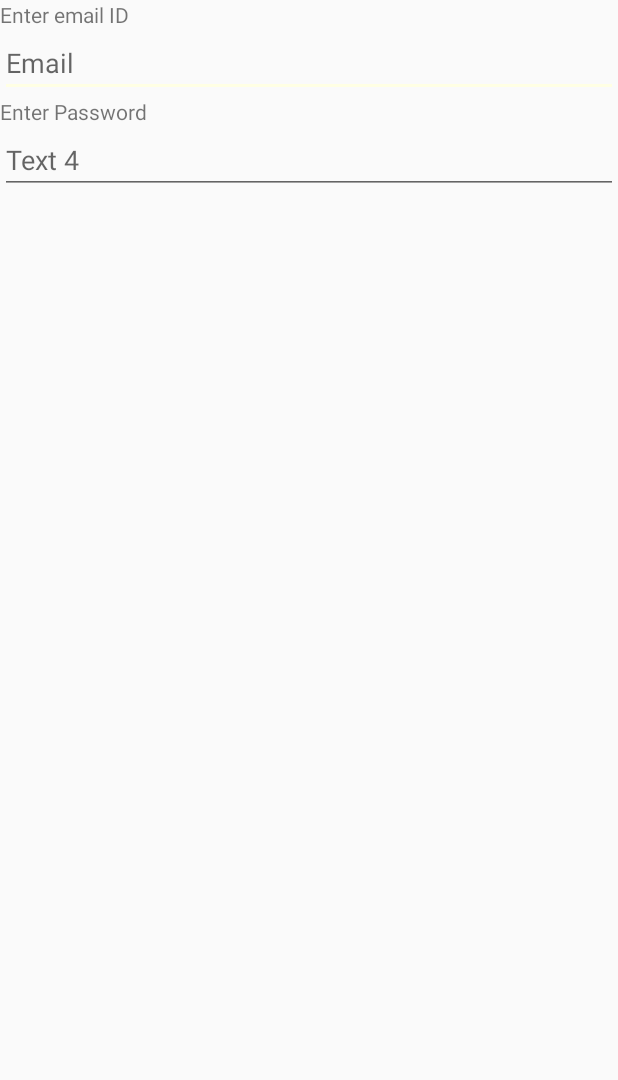
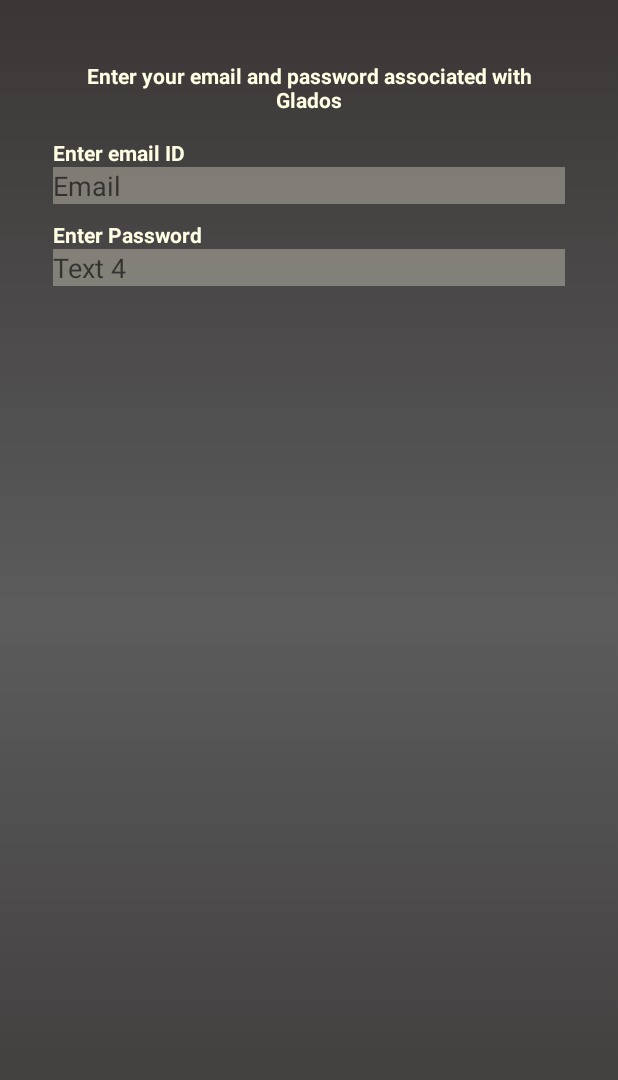
Before and after one commit to Arnie09/GLaD_OS, an Android app: the layout alertlayout.xml on its own in the app's theme, with its tools: preview values and no code run, on a phone screen of 412 x 824 dp. Shown: the top 1080 px of the screen. Run offline under Robolectric (Android 15) with nearby library versions, the phone set to English and light mode, and no system bars.

Commit message:
added the new options menu button for connecting to the raspberry

```diff
--- /dev/null
+++ b/AndroidApp/GLaD_OS/app/src/main/res/drawable/connect.xml
@@ -0,0 +1,5 @@
+<vector android:height="24dp" android:tint="#FFFAFE"
+    android:viewportHeight="24.0" android:viewportWidth="24.0"
+    android:width="24dp" xmlns:android="http://schemas.android.com/apk/res/android">
+    <path android:fillColor="#FF000000" android:pathData="M1,18v3h3c0,-1.66 -1.34,-3 -3,-3zM1,14v2c2.76,0 5,2.24 5,5h2c0,-3.87 -3.13,-7 -7,-7zM19,7L5,7v1.63c3.96,1.28 7.09,4.41 8.37,8.37L19,17L19,7zM1,10v2c4.97,0 9,4.03 9,9h2c0,-6.08 -4.93,-11 -11,-11zM21,3L3,3c-1.1,0 -2,0.9 -2,2v3h2L3,5h18v14h-7v2h7c1.1,0 2,-0.9 2,-2L23,5c0,-1.1 -0.9,-2 -2,-2z"/>
+</vector>
--- a/AndroidApp/GLaD_OS/app/src/main/res/layout/alertlayout.xml
+++ b/AndroidApp/GLaD_OS/app/src/main/res/layout/alertlayout.xml
@@ -1,27 +1,67 @@
 <?xml version="1.0" encoding="utf-8"?>
 <LinearLayout xmlns:android="http://schemas.android.com/apk/res/android"
     android:orientation="vertical" android:layout_width="match_parent"
-    android:layout_height="match_parent">
+    android:layout_height="match_parent"
+    android:background="@drawable/backgnd_grad"
+    android:padding="30dp">
 
     <TextView
         android:layout_width="match_parent"
         android:layout_height="wrap_content"
-        android:text="Enter email ID" />
+        android:text="@string/alertlayout_title"
+        android:textStyle="bold"
+        android:textColor="@color/colorAccent"
+        android:layout_margin="5dp"
+        android:padding="5dp"
+        android:textAlignment="center"/>
+
+    <LinearLayout
+        android:id="@+id/ll1"
+        android:layout_width="match_parent"
+        android:layout_height="wrap_content"
+        android:orientation="vertical"
+        android:padding="5dp">
+
+        <TextView
+            android:layout_width="match_parent"
+            android:layout_height="wrap_content"
+            android:text="Enter email ID"
+            android:textStyle="bold"
+            android:textColor="@color/colorAccent"/>
 
         <EditText
             android:layout_width="match_parent"
             android:layout_height="wrap_content"
             android:hint="Email"
+            android:textColor="@color/colorAccent"
+            android:background="@color/semiTransparentBackground"
             android:id="@+id/Email" />
+
+    </LinearLayout>
+
+   <LinearLayout
+       android:layout_width="match_parent"
+       android:layout_height="wrap_content"
+       android:orientation="vertical"
+       android:id="@+id/ll2"
+       android:padding="5dp">
 
        <TextView
            android:layout_width="match_parent"
            android:layout_height="wrap_content"
-        android:text="Enter Password" />
+           android:text="Enter Password"
+           android:textColor="@color/colorAccent"
+           android:textStyle="bold"/>
 
        <EditText
            android:layout_width="match_parent"
            android:layout_height="wrap_content"
            android:hint="Text 4"
+           android:background="@color/semiTransparentBackground"
+           android:inputType="textPassword"
            android:id="@+id/Password" />
+
    </LinearLayout>
+
+
+</LinearLayout>
--- a/AndroidApp/GLaD_OS/app/src/main/res/menu/main.xml
+++ b/AndroidApp/GLaD_OS/app/src/main/res/menu/main.xml
@@ -6,4 +6,9 @@
         android:orderInCategory="100"
         android:title="@string/action_exit"
         app:showAsAction="never" />
+    <item
+        android:id="@+id/action_connect"
+        android:title="@string/action_connect"
+        android:icon="@drawable/connect"
+        app:showAsAction="ifRoom" />
 </menu>
--- a/AndroidApp/GLaD_OS/app/src/main/res/values/strings.xml
+++ b/AndroidApp/GLaD_OS/app/src/main/res/values/strings.xml
@@ -6,6 +6,7 @@
     <string name="nav_header_subtitle">android.studio@android.com</string>
     <string name="nav_header_desc">Navigation header</string>
     <string name="action_settings">Settings</string>
+    <string name="alertlayout_title">Enter your email and password associated with Glados</string>
 
     <string name="menu_home">Home</string>
     <string name="menu_gallery">Gallery</string>
@@ -16,4 +17,5 @@
     <string name="menu_about">About</string>
     <string name="menu_history">History</string>
     <string name="action_exit">Exit</string>
+    <string name="action_connect">Connect</string>
 </resources>
```
Also changed, not shown: AndroidApp/GLaD_OS/app/src/main/java/com/example/glad_os/MainActivity.java (+42 -38 lines). Lines whose indentation alone changed are shown as unchanged.
